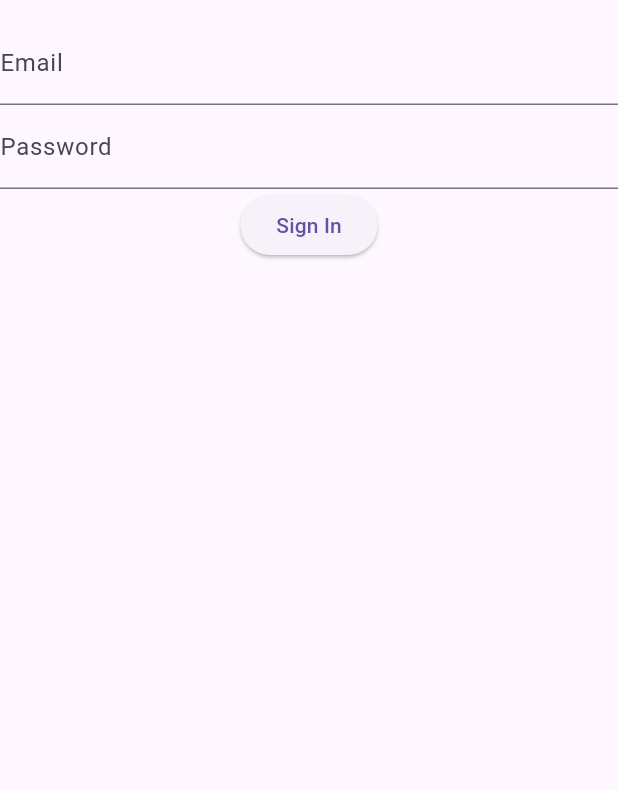
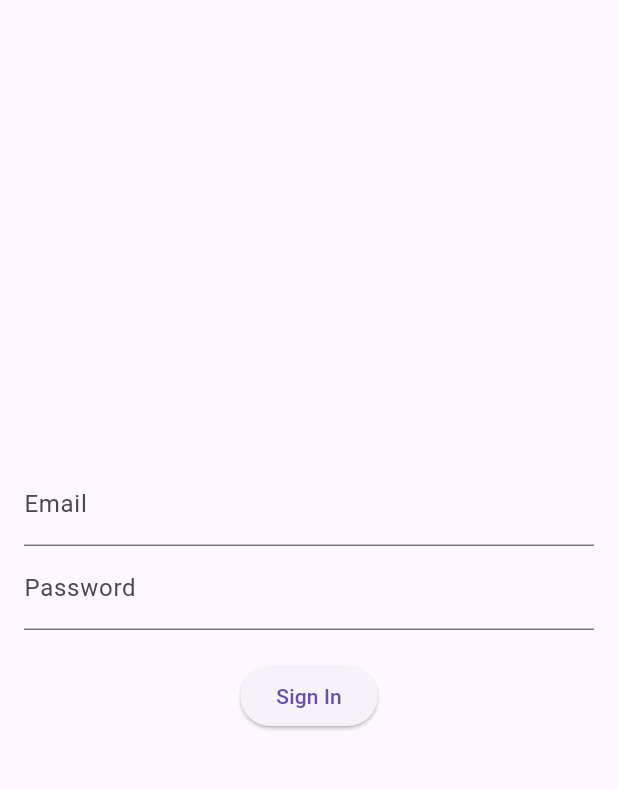
Before and after one commit to SajalDevX/firebase_clean_architecture_auth, a Flutter app: the screen it shows after launch, on a phone screen of 412 x 824 dp, the part 63-853 px from its top. Run offline on Flutter 3.47's test engine with Material 3 defaults, Android fonts, the light colour scheme and no system bars; our stand-ins replace firebase_auth, firebase_core, flutter_bloc, get_it; accounts and stored records are empty.

Commit message:
Added the datasources and other logics

```diff
--- a/lib/AuthBloc.dart
+++ b/lib/AuthBloc.dart
@@ -1,46 +1,50 @@
 import 'package:flutter_bloc/flutter_bloc.dart';
+import 'AuthUseCase.dart';
+import 'UserEntity.dart';
 
-import 'AuthEvent.dart';
-import 'AuthState.dart';
-import 'AuthUseCase.dart';
+abstract class AuthEvent {}
+
+class SignInRequested extends AuthEvent {
+  final String email;
+  final String password;
+
+  SignInRequested(this.email, this.password);
+}
+
+class SignOutRequested extends AuthEvent {}
+
+abstract class AuthState {}
+
+class AuthInitial extends AuthState {}
+
+class AuthLoading extends AuthState {}
+
+class Authenticated extends AuthState {
+  final User user;
+
+  Authenticated(this.user);
+}
+
+class Unauthenticated extends AuthState {}
 
 class AuthBloc extends Bloc<AuthEvent, AuthState> {
-  final AuthUseCase authUseCase;
+  final SignInUseCase signInUseCase;
+  final SignOutUseCase signOutUseCase;
 
-  AuthBloc(this.authUseCase) : super(AuthInitial()) {
+  AuthBloc(this.signInUseCase, this.signOutUseCase) : super(AuthInitial()) {
     on<SignInRequested>((event, emit) async {
       emit(AuthLoading());
-      try {
-        final user = await authUseCase.signInWithEmail(event.email, event.password);
-        emit(AuthAuthenticated(user));
-      } catch (e) {
-        emit(AuthError(e.toString()));
-      }
-    });
-
-    on<SignUpRequested>((event, emit) async {
-      emit(AuthLoading());
-      try {
-        final user = await authUseCase.signUpWithEmail(event.email, event.password);
-        emit(AuthAuthenticated(user));
-      } catch (e) {
-        emit(AuthError(e.toString()));
+      final user = await signInUseCase.execute(event.email, event.password);
+      if (user != null) {
+        emit(Authenticated(user));
+      } else {
+        emit(Unauthenticated());
       }
     });
 
     on<SignOutRequested>((event, emit) async {
-      emit(AuthLoading());
-      await authUseCase.signOut();
-      emit(AuthUnauthenticated());
-    });
-
-    on<CheckAuthStatus>((event, emit) async {
-      final user = await authUseCase.getCurrentUser();
-      if (user != null) {
-        emit(AuthAuthenticated(user));
-      } else {
-        emit(AuthUnauthenticated());
-      }
+      await signOutUseCase.execute();
+      emit(Unauthenticated());
     });
   }
 }
--- a/lib/AuthEvent.dart
+++ b/lib/AuthEvent.dart
@@ -1,19 +1,13 @@
+// presentation/bloc/auth_event.dart
 abstract class AuthEvent {}
 
-class SignInRequested extends AuthEvent {
+class SignInEvent extends AuthEvent {
   final String email;
   final String password;
 
-  SignInRequested(this.email, this.password);
+  SignInEvent(this.email, this.password);
 }
 
-class SignUpRequested extends AuthEvent {
-  final String email;
-  final String password;
+class SignOutEvent extends AuthEvent {}
 
-  SignUpRequested(this.email, this.password);
-}
-
-class SignOutRequested extends AuthEvent {}
-
-class CheckAuthStatus extends AuthEvent {}
+class CheckAuthEvent extends AuthEvent {}
--- a/lib/AuthPage.dart
+++ b/lib/AuthPage.dart
@@ -1,56 +1,69 @@
 import 'package:flutter/material.dart';
 import 'package:flutter_bloc/flutter_bloc.dart';
-
 import 'AuthBloc.dart';
-import 'AuthEvent.dart';
-import 'AuthState.dart';
-import 'DependencyInjection.dart';
 
 class AuthPage extends StatelessWidget {
+  final TextEditingController emailController = TextEditingController();
+  final TextEditingController passwordController = TextEditingController();
+
   @override
   Widget build(BuildContext context) {
-    return BlocProvider(
-      create: (context) => sl<AuthBloc>(),
-      child: Scaffold(
-        appBar: AppBar(title: const Text('Authentication')),
-        body: BlocBuilder<AuthBloc, AuthState>(
-          builder: (context, state) {
-            if (state is AuthInitial) {
-              return SignInForm();
-            } else if (state is AuthLoading) {
-              return const Center(child: CircularProgressIndicator());
-            } else if (state is AuthAuthenticated) {
-              return Center(child: Text('Welcome ${state.user.email}'));
-            } else if (state is AuthUnauthenticated) {
-              return SignInForm();
-            } else if (state is AuthError) {
-              return Center(child: Text('Error: ${state.message}'));
-            }
-            return Container();
-          },
+    return Scaffold(
+      appBar: AppBar(title: Text('Authentication')),
+      body: BlocListener<AuthBloc, AuthState>(
+        listener: (context, state) {
+          if (state is Authenticated) {
+            // Navigate to HomePage if authenticated
+            Navigator.pushReplacement(
+              context,
+              MaterialPageRoute(builder: (context) => HomePage()),
+            );
+          } else if (state is Unauthenticated) {
+            // Optionally show a message or handle the unauthenticated state
+            ScaffoldMessenger.of(context).showSnackBar(
+              SnackBar(content: Text('Authentication failed.')),
+            );
+          }
+        },
+        child: Padding(
+          padding: const EdgeInsets.all(16.0),
+          child: Column(
+            mainAxisAlignment: MainAxisAlignment.center,
+            children: [
+              TextField(
+                controller: emailController,
+                decoration: InputDecoration(labelText: 'Email'),
+              ),
+              TextField(
+                controller: passwordController,
+                decoration: InputDecoration(labelText: 'Password'),
+                obscureText: true,
+              ),
+              SizedBox(height: 20),
+              ElevatedButton(
+                onPressed: () {
+                  final email = emailController.text;
+                  final password = passwordController.text;
+                  context.read<AuthBloc>().add(SignInRequested(email, password));
+                },
+                child: Text('Sign In'),
+              ),
+            ],
+          ),
         ),
       ),
     );
   }
 }
 
-class SignInForm extends StatelessWidget {
+class HomePage extends StatelessWidget {
   @override
   Widget build(BuildContext context) {
-    final emailController = TextEditingController();
-    final passwordController = TextEditingController();
-
-    return Column(
-      children: [
-        TextField(controller: emailController, decoration: InputDecoration(labelText: 'Email')),
-        TextField(controller: passwordController, decoration: InputDecoration(labelText: 'Password')),
-        ElevatedButton(
-          onPressed: () {
-            context.read<AuthBloc>().add(SignInRequested(emailController.text, passwordController.text));
-          },
-          child: const Text('Sign In'),
-        ),
-      ],
+    return Scaffold(
+      appBar: AppBar(title: Text('Home Page')),
+      body: Center(
+        child: Text('Welcome! You are authenticated.'),
+      ),
     );
   }
 }
--- a/lib/AuthRepository.dart
+++ b/lib/AuthRepository.dart
@@ -1,8 +1,7 @@
 import 'UserEntity.dart';
 
 abstract class AuthRepository {
-  Future<UserEntity> signInWithEmail(String email, String password);
-  Future<UserEntity> signUpWithEmail(String email, String password);
+  Future<User?> signIn(String email, String password);
   Future<void> signOut();
-  Future<UserEntity?> getCurrentUser();
+  User? getCurrentUser();
 }
--- a/lib/AuthState.dart
+++ b/lib/AuthState.dart
@@ -1,19 +1,22 @@
-import 'UserEntity.dart';
-
-abstract class AuthState {}
-
-class AuthInitial extends AuthState {}
-
-class AuthLoading extends AuthState {}
-
-class AuthAuthenticated extends AuthState {
-  final UserEntity user;
-  AuthAuthenticated(this.user);
-}
-
-class AuthUnauthenticated extends AuthState {}
-
-class AuthError extends AuthState {
-  final String message;
-  AuthError(this.message);
-}
+// // presentation/bloc/auth_state.dart
+// import 'UserEntity.dart';
+//
+// abstract class AuthState {}
+//
+// class AuthInitial extends AuthState {}
+//
+// class AuthLoading extends AuthState {}
+//
+// class Authenticated extends AuthState {
+//   final UserEntity user;
+//
+//   Authenticated(this.user);
+// }
+//
+// class UnAuthenticated extends AuthState {}
+//
+// class AuthError extends AuthState {
+//   final String message;
+//
+//   AuthError(this.message);
+// }
--- a/lib/AuthUseCase.dart
+++ b/lib/AuthUseCase.dart
@@ -1,8 +1,25 @@
+
+import 'AuthRepository.dart';
 import 'UserEntity.dart';
 
-abstract class AuthUseCase {
-  Future<UserEntity> signInWithEmail(String email, String password);
-  Future<UserEntity> signUpWithEmail(String email, String password);
-  Future<void> signOut();
-  Future<UserEntity?> getCurrentUser();
+class SignInUseCase {
+  final AuthRepository repository;
+
+  SignInUseCase(this.repository);
+
+  Future<User?> execute(String email, String password) {
+    return repository.signIn(email, password);
+  }
 }
+
+
+
+class SignOutUseCase {
+  final AuthRepository repository;
+
+  SignOutUseCase(this.repository);
+
+  Future<void> execute() {
+    return repository.signOut();
+  }
+}
--- a/lib/UserEntity.dart
+++ b/lib/UserEntity.dart
@@ -1,6 +1,6 @@
-class UserEntity {
+class User {
   final String id;
   final String email;
 
-  UserEntity({required this.id, required this.email});
+  User({required this.id, required this.email});
 }
--- a/lib/main.dart
+++ b/lib/main.dart
@@ -1,34 +1,26 @@
+import 'package:firebase_core/firebase_core.dart';
 import 'package:flutter/material.dart';
-import 'package:firebase_core/firebase_core.dart';
 import 'package:flutter_bloc/flutter_bloc.dart';
-import 'package:get_it/get_it.dart';
 import 'AuthBloc.dart';
-import 'AuthEvent.dart';
 import 'AuthPage.dart';
 import 'DependencyInjection.dart';
 
 void main() async {
   WidgetsFlutterBinding.ensureInitialized();
+
   await Firebase.initializeApp();
-init();
+  init();
+
   runApp(MyApp());
 }
 
 class MyApp extends StatelessWidget {
   @override
   Widget build(BuildContext context) {
-    return MultiBlocProvider(
-      providers: [
-        BlocProvider<AuthBloc>(
-          create: (_) => GetIt.I<AuthBloc>()..add(CheckAuthStatus()),
-        ),
-      ],
-      child: MaterialApp(
-        title: 'Clean Architecture Auth',
-        theme: ThemeData(
-          primarySwatch: Colors.blue,
-        ),
-        home: AuthPage(),
+    return MaterialApp(
+      home: BlocProvider(
+        create: (_) => sl<AuthBloc>(),  // Use GetIt to provide the AuthBloc
+        child: AuthPage(),
       ),
     );
   }
```
Also changed, not shown: lib/AuthDataSource.dart (deleted, +0 -8 lines), lib/AuthDataSourceImpl.dart (+20 -27 lines), lib/AuthRepositoryImpl.dart (+10 -22 lines), lib/AuthUseCaseImpl.dart (deleted, +0 -29 lines), lib/DependencyInjection.dart (+13 -8 lines).
